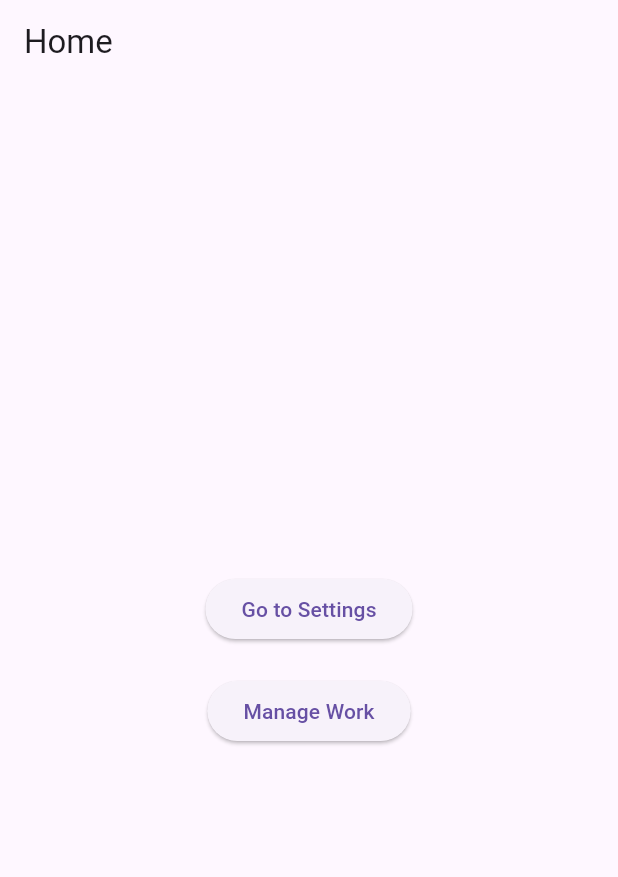
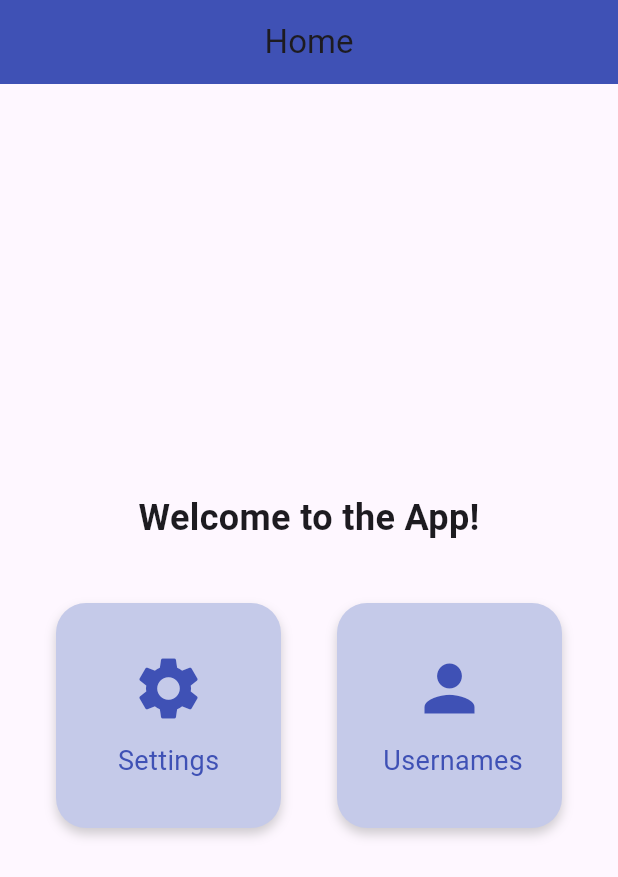
Before and after one commit to shymastackup/shared_preferences_app, a Flutter app: the screen it shows after launch, on a phone screen of 412 x 824 dp. Shown: the top 877 px of the screen. Run offline on Flutter 3.47's test engine with Material 3 defaults, Android fonts, the phone set to English and light mode, and no system bars; our stand-ins replace shared_preferences; missing offline and left inert: pro_shered_preference.

Commit message:
version3

```diff
--- a/lib/main.dart
+++ b/lib/main.dart
@@ -1,9 +1,7 @@
 import 'package:flutter/material.dart';
 import 'package:flutter_application_sf/setting_page.dart';
+import 'package:flutter_application_sf/username_manage.dart';
 import 'package:pro_shered_preference/pro_shered_preference.dart';
-
-
-import 'work_page.dart';
 
 void main() {
   runApp(const MyApp());
@@ -43,9 +41,10 @@ class _MyAppState extends State<MyApp> {
   @override
   Widget build(BuildContext context) {
     return MaterialApp(
-      title: 'Settings and Work Manager',
+      title: 'Settings and User Name Manager',
       theme: _isDarkTheme ? ThemeData.dark() : ThemeData.light(),
       home: HomePage(onThemeChanged: _updateTheme),
+      debugShowCheckedModeBanner: false,
     );
   }
 }
@@ -58,13 +57,27 @@ class HomePage extends StatelessWidget {
   @override
   Widget build(BuildContext context) {
     return Scaffold(
-      appBar: AppBar(title: const Text('Home')),
-      body: Center(
-        child: Column(
+      appBar: AppBar(
+        title: const Text('Home'),
+        centerTitle: true,
+        backgroundColor: Colors.indigo,
+      ),
+      body: Column(
         mainAxisAlignment: MainAxisAlignment.center,
         children: [
-            ElevatedButton(
-              onPressed: () {
+          const Text(
+            'Welcome to the App!',
+            style: TextStyle(fontSize: 24, fontWeight: FontWeight.bold),
+          ),
+          const SizedBox(height: 40),
+          Row(
+            mainAxisAlignment: MainAxisAlignment.spaceEvenly,
+            children: [
+              _buildCardButton(
+                context,
+                icon: Icons.settings,
+                label: 'Settings',
+                onTap: () {
                   Navigator.push(
                     context,
                     MaterialPageRoute(
@@ -73,18 +86,53 @@ class HomePage extends StatelessWidget {
                     ),
                   );
                 },
-              child: const Text('Go to Settings'),
               ),
-            const SizedBox(height: 20),
-            ElevatedButton(
-              onPressed: () {
+              _buildCardButton(
+                context,
+                icon: Icons.person,
+                label: ' Usernames',
+                onTap: () {
                   Navigator.push(
                     context,
-                  MaterialPageRoute(builder: (context) => const WorkPage()),
+                    MaterialPageRoute(
+                        builder: (context) => const UsernamePage()),
                   );
                 },
-              child: const Text('Manage Work'),
               ),
+            ],
+          ),
+        ],
+      ),
+    );
+  }
+
+  Widget _buildCardButton(BuildContext context,
+      {required IconData icon,
+      required String label,
+      required VoidCallback onTap}) {
+    return GestureDetector(
+      onTap: onTap,
+      child: Container(
+        width: 150,
+        height: 150,
+        decoration: BoxDecoration(
+          color: Colors.indigo.shade100,
+          borderRadius: BorderRadius.circular(20),
+          boxShadow: [
+            BoxShadow(
+              color: Colors.grey.withOpacity(0.5),
+              blurRadius: 6,
+              offset: const Offset(0, 4),
+            ),
+          ],
+        ),
+        child: Column(
+          mainAxisAlignment: MainAxisAlignment.center,
+          children: [
+            Icon(icon, size: 50, color: Colors.indigo),
+            const SizedBox(height: 10),
+            Text(label,
+                style: const TextStyle(fontSize: 18, color: Colors.indigo)),
           ],
         ),
       ),
```
Also changed, not shown: lib/setting_page.dart (+15 -4 lines), lib/username_manage.dart (renamed from lib/work_page.dart, +37 -38 lines). Lines whose indentation alone changed are shown as unchanged.
